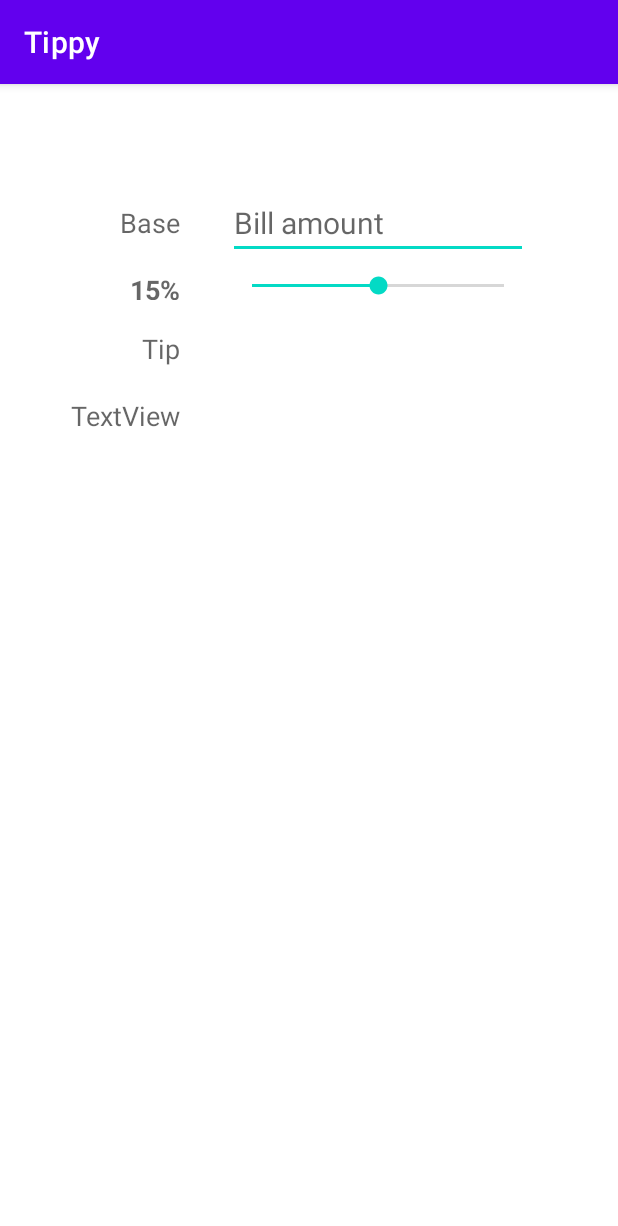
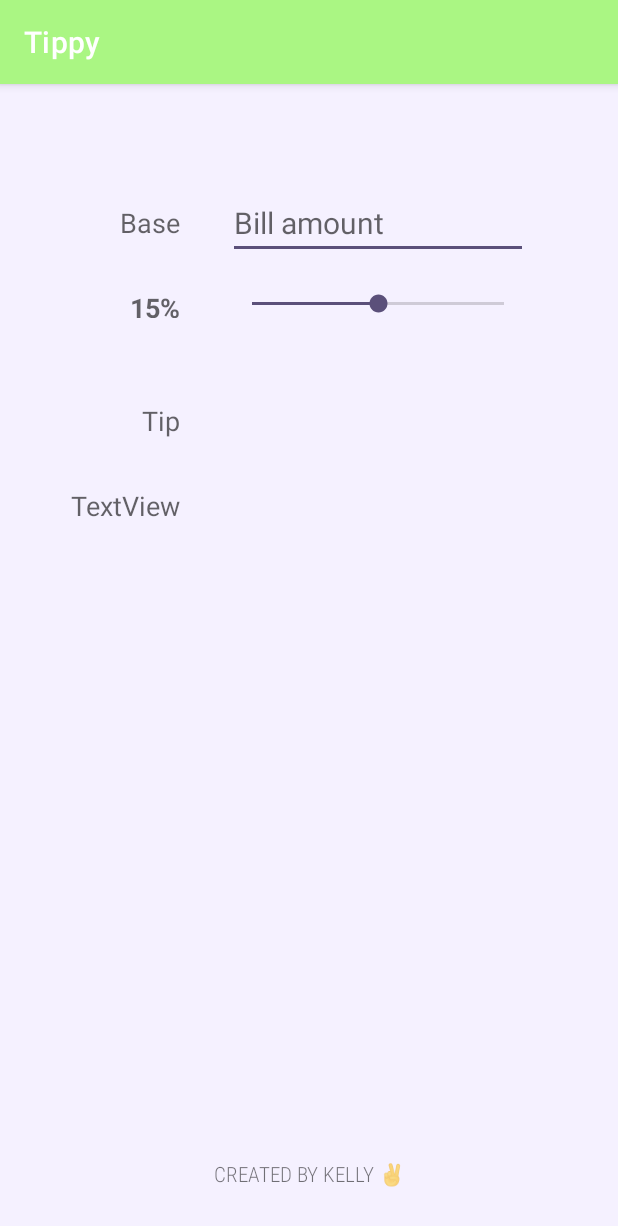
Before and after one commit to Mimitwinkle/Tippy, an Android app: the screen it shows after launch (MainActivity), on a phone screen of 412 x 824 dp. Shown: the top 1226 px of the screen. Run offline under Robolectric (Android 15) with nearby library versions, the phone set to English and light mode, and no system bars.

Commit message:
Changed theme colors

```diff
--- a/app/src/main/java/io/mimitwinkle/tippy/MainActivity.kt
+++ b/app/src/main/java/io/mimitwinkle/tippy/MainActivity.kt
@@ -1,11 +1,9 @@
 package io.mimitwinkle.tippy
 
-import android.content.ContentValues.TAG
 import androidx.appcompat.app.AppCompatActivity
 import android.os.Bundle
 import android.text.Editable
 import android.text.TextWatcher
-import android.util.Log
 import android.widget.EditText
 import android.widget.SeekBar
 import android.widget.TextView
@@ -18,6 +16,7 @@ class MainActivity : AppCompatActivity() {
     private lateinit var tvTipPercent : TextView
     private lateinit var tvTipAmount : TextView
     private lateinit var tvTotalAmount : TextView
+    private lateinit var tvTipDescription : TextView
 
     override fun onCreate(savedInstanceState: Bundle?) {
         super.onCreate(savedInstanceState)
@@ -27,6 +26,7 @@ class MainActivity : AppCompatActivity() {
         tvTipPercent = findViewById(R.id.tvTipPercentLabel)
         tvTipAmount = findViewById(R.id.tvTipAmount)
         tvTotalAmount = findViewById(R.id.tvTotalAmount)
+        tvTipDescription = findViewById(R.id.tvTipDescription)
 
         seekBarTip.progress = INITIAL_TIP_PERCENT
         tvTipPercent.text = "$INITIAL_TIP_PERCENT%"
@@ -36,6 +36,7 @@ class MainActivity : AppCompatActivity() {
                 //Log.i(TAG, "onProgressChanged: $progress")
                 tvTipPercent.text = "$progress%"
                 computeTipAndTotal()
+                updateTipDescription(progress)
             }
             override fun onStartTrackingTouch(p0: SeekBar?) {}
             override fun onStopTrackingTouch(p0: SeekBar?) {}
@@ -51,6 +52,10 @@ class MainActivity : AppCompatActivity() {
             }
 
         })
+    }
+
+    private fun updateTipDescription(tipPercent: Int) {
+        TODO("Not yet implemented")
     }
 
     private fun computeTipAndTotal() {
@@ -70,7 +75,7 @@ class MainActivity : AppCompatActivity() {
         val totalAmount = baseAmount + tipAmount
 
         // Display results
-        tvTipAmount.text = tipAmount.toString()
-        tvTotalAmount.text = totalAmount.toString()
+        tvTipAmount.text = "%.2f".format(tipAmount)
+        tvTotalAmount.text = "%.2f".format(totalAmount)
     }
 }
--- a/app/src/main/res/layout/activity_main.xml
+++ b/app/src/main/res/layout/activity_main.xml
@@ -23,7 +23,7 @@
         android:id="@+id/tvTipPercentLabel"
         android:layout_width="wrap_content"
         android:layout_height="19dp"
-        android:layout_marginTop="20dp"
+        android:layout_marginTop="32dp"
         android:text="24%"
         android:textAppearance="@style/TextAppearance.AppCompat.Medium"
         android:textStyle="bold"
@@ -34,7 +34,7 @@
         android:id="@+id/tvTipLabel"
         android:layout_width="wrap_content"
         android:layout_height="wrap_content"
-        android:layout_marginTop="20dp"
+        android:layout_marginTop="56dp"
         android:text="Tip"
         android:textAppearance="@style/TextAppearance.AppCompat.Medium"
         app:layout_constraintEnd_toEndOf="@id/tvBaseLabel"
@@ -44,7 +44,7 @@
         android:id="@+id/tvTotalLabel"
         android:layout_width="wrap_content"
         android:layout_height="wrap_content"
-        android:layout_marginTop="20dp"
+        android:layout_marginTop="32dp"
         android:text="TextView"
         android:textAppearance="@style/TextAppearance.AppCompat.Medium"
         app:layout_constraintEnd_toEndOf="@id/tvBaseLabel"
@@ -93,4 +93,26 @@
         app:layout_constraintTop_toTopOf="@+id/tvTotalLabel"
         tools:text="103.11" />
 
+    <TextView
+        android:id="@+id/tvFooter"
+        android:layout_width="wrap_content"
+        android:layout_height="wrap_content"
+        android:layout_marginBottom="32dp"
+        android:fontFamily="sans-serif-condensed-light"
+        android:text="Created by Kelly ✌️"
+        android:textAllCaps="true"
+        app:layout_constraintBottom_toBottomOf="parent"
+        app:layout_constraintEnd_toEndOf="parent"
+        app:layout_constraintStart_toStartOf="parent" />
+
+    <TextView
+        android:id="@+id/tvTipDescription"
+        android:layout_width="wrap_content"
+        android:layout_height="wrap_content"
+        android:layout_marginTop="8dp"
+        app:layout_constraintEnd_toEndOf="@+id/seekBarTip"
+        app:layout_constraintStart_toStartOf="@+id/seekBarTip"
+        app:layout_constraintTop_toBottomOf="@+id/seekBarTip"
+        tools:text="Acceptable" />
+
 </androidx.constraintlayout.widget.ConstraintLayout>
--- a/app/src/main/res/values/colors.xml
+++ b/app/src/main/res/values/colors.xml
@@ -7,4 +7,11 @@
     <color name="teal_700">#FF018786</color>
     <color name="black">#FF000000</color>
     <color name="white">#FFFFFFFF</color>
+
+
+    <color name="dark_purple">#AAF683</color>
+    <color name="neon_green">#5B507A</color>
+    <color name="darker_neon_green">#7ABF58</color>
+    <color name="darker_purple">#2C2E3A</color>
+    <color name="purple_white">#F5F1FF</color>
 </resources>
--- a/app/src/main/res/values/themes.xml
+++ b/app/src/main/res/values/themes.xml
@@ -2,15 +2,16 @@
     <!-- Base application theme. -->
     <style name="Theme.Tippy" parent="Theme.MaterialComponents.DayNight.DarkActionBar">
         <!-- Primary brand color. -->
-        <item name="colorPrimary">@color/purple_500</item>
-        <item name="colorPrimaryVariant">@color/purple_700</item>
+        <item name="colorPrimary">@color/dark_purple</item>
+        <item name="colorPrimaryVariant">@color/darker_purple</item>
         <item name="colorOnPrimary">@color/white</item>
         <!-- Secondary brand color. -->
-        <item name="colorSecondary">@color/teal_200</item>
-        <item name="colorSecondaryVariant">@color/teal_700</item>
+        <item name="colorSecondary">@color/neon_green</item> // neon green for seek bar
+        <item name="colorSecondaryVariant">@color/darker_neon_green</item>
         <item name="colorOnSecondary">@color/black</item>
         <!-- Status bar color. -->
         <item name="android:statusBarColor">?attr/colorPrimaryVariant</item>
         <!-- Customize your theme here. -->
+        <item name="android:colorBackground">@color/purple_white</item>
     </style>
 </resources>
```
